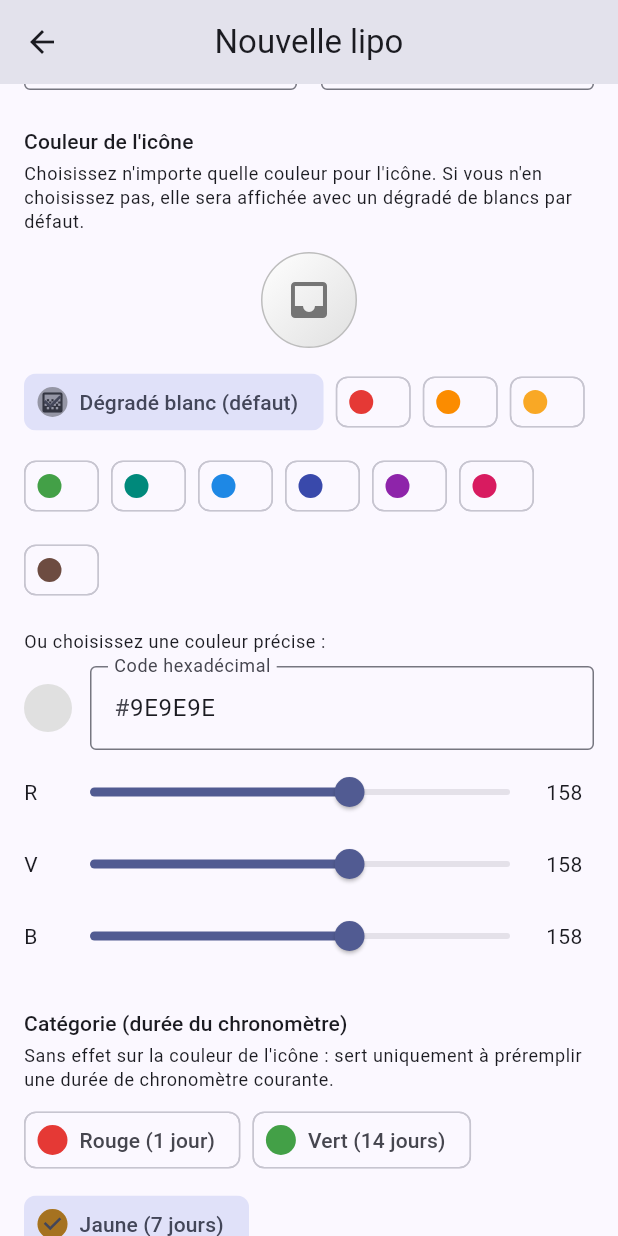
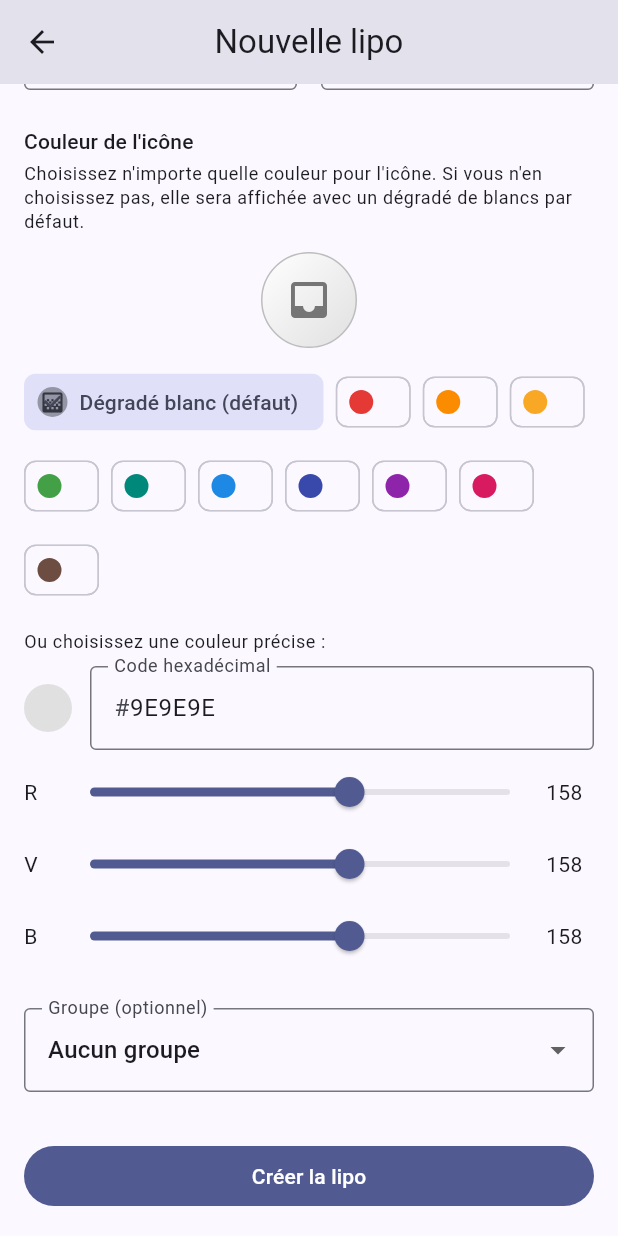
Before and after one commit to Antwhyno/TiTor, a Flutter app: the AddEditBoxScreen screen opened directly, scrolled down 176 dp, on a phone screen of 412 x 824 dp. Run offline on Flutter 3.47's test engine with Material 3 defaults, Android fonts, the phone set to English and light mode, and no system bars; our stand-ins replace equatable, flutter_bloc, flutter_local_notifications, sqflite, timezone; accounts and stored records are empty.

Commit message:
Remplacer les 3 preselections rouge/jaune/vert par une seule (15 jours)
- BoxColorType n'a plus qu'une seule valeur (standard), duree par
  defaut = 15 jours. Les anciennes valeurs stockees (red/yellow/green)
  retombent proprement dessus via fromStorageValue
- Suppression du selecteur ColorPickerField (widget supprime) et de la
  section 'Categorie (duree du chronometre)' dans l'ecran de creation/
  edition et dans l'ecran de detail
- Suppression de l'evenement ChangeBoxColorRequested et de son handler
  dans BoxBloc, devenus inutiles
- La duree par defaut proposee a la creation d'une nouvelle lipo passe
  de 7 a 15 jours (toujours ajustable manuellement)

```diff
--- a/lib/blocs/box/box_event.dart
+++ b/lib/blocs/box/box_event.dart
@@ -70,21 +70,6 @@ class UpdateBoxRequested extends BoxEvent {
       <Object?>[boxId, name, icon, color, groupId, clearGroup, iconColor];
 }
 
-/// Demande le changement de couleur d'une lipo : recalcule
-/// automatiquement le chronomètre associé.
-class ChangeBoxColorRequested extends BoxEvent {
-  final String boxId;
-  final BoxColorType newColor;
-
-  const ChangeBoxColorRequested({
-    required this.boxId,
-    required this.newColor,
-  });
-
-  @override
-  List<Object?> get props => <Object?>[boxId, newColor];
-}
-
 /// Demande le changement de la couleur manuelle d'affichage d'une
 /// lipo (indépendante de la catégorie [BoxColorType] et de la durée
 /// du chronomètre). Ne modifie ni la durée, ni la date d'expiration.
--- a/lib/models/box_color_type.dart
+++ b/lib/models/box_color_type.dart
@@ -1,56 +1,27 @@
-import 'package:flutter/material.dart';
+/// Catégorie unique de durée par défaut du chronomètre d'une lipo.
+///
+/// Auparavant, trois couleurs (rouge/jaune/vert) proposaient chacune
+/// une durée différente. Il n'existe désormais plus qu'une seule
+/// catégorie, avec une durée par défaut de 15 jours. La durée réelle
+/// du chronomètre peut toujours être ajustée manuellement (jours /
+/// heures) à la création ou à la modification d'une lipo.
+enum BoxColorType {
+  standard;
 
-/// Représente les trois couleurs possibles d'une lipo.
-/// Chaque couleur détermine la durée du chronomètre associé à la lipo.
-enum BoxColorType {
-  red,
-  green,
-  yellow; // Le point-virgule est obligatoire ici pour séparer les valeurs des membres.
-
-  /// Durée avant expiration du chronomètre, selon la couleur.
-  Duration get reminderDuration {
-    switch (this) {
-      case BoxColorType.red:
-        return const Duration(days: 1);
-      case BoxColorType.yellow:
-        return const Duration(days: 7);
-      case BoxColorType.green:
-        return const Duration(days: 14);
-    }
-  }
-
-  /// Couleur Material associée, utilisée pour l'affichage de la lipo.
-  Color get materialColor {
-    switch (this) {
-      case BoxColorType.red:
-        return const Color(0xFFE53935);
-      case BoxColorType.green:
-        return const Color(0xFF43A047);
-      case BoxColorType.yellow:
-        return const Color(0xFFF9A825);
-    }
-  }
-
-  /// Libellé français affiché dans l'interface, avec la durée associée.
-  String get label {
-    switch (this) {
-      case BoxColorType.red:
-        return 'Rouge (1 jour)';
-      case BoxColorType.green:
-        return 'Vert (14 jours)';
-      case BoxColorType.yellow:
-        return 'Jaune (7 jours)';
-    }
-  }
+  /// Durée par défaut avant expiration du chronomètre.
+  Duration get reminderDuration => const Duration(days: 15);
 
   /// Valeur technique stockée en base de données.
   String get storageValue => name;
 
-  /// Reconstruit un [BoxColorType] à partir de sa valeur stockée (gestion défensive).
+  /// Reconstruit un [BoxColorType] à partir de sa valeur stockée
+  /// (gestion défensive : toute ancienne valeur inconnue — par
+  /// exemple 'red', 'yellow' ou 'green' d'une version antérieure de
+  /// l'application — retombe sur la catégorie unique actuelle).
   static BoxColorType fromStorageValue(String? value) {
     return BoxColorType.values.firstWhere(
       (BoxColorType type) => type.storageValue == value,
-      orElse: () => BoxColorType.yellow,
+      orElse: () => BoxColorType.standard,
     );
   }
 }
--- a/lib/models/box_model.dart
+++ b/lib/models/box_model.dart
@@ -125,7 +125,7 @@ class BoxModel {
   /// Couleur de fond à afficher pour cette lipo (carte, panneau...).
   ///
   /// Ne concerne pas la couleur de l'icône, qui reste toujours celle
-  /// choisie à la création ([color.materialColor]). Si l'utilisateur a
+  /// choisie à la création ([iconColor]). Si l'utilisateur a
   /// choisi une couleur de fond manuellement, celle-ci est utilisée
   /// telle quelle. Sinon, la couleur est calculée automatiquement :
   /// plus la lipo approche de sa date d'expiration (recharge à venir),
--- a/lib/screens/add_edit_box_screen.dart
+++ b/lib/screens/add_edit_box_screen.dart
@@ -9,7 +9,6 @@ import '../blocs/group/group_state.dart';
 import '../models/box_color_type.dart';
 import '../models/box_group_model.dart';
 import '../models/box_model.dart';
-import '../widgets/color_picker_field.dart';
 import '../widgets/group_selector_field.dart';
 import '../widgets/icon_color_picker_field.dart';
 
@@ -40,7 +39,7 @@ class _AddEditBoxScreenState extends State<AddEditBoxScreen> {
     final BoxModel? box = widget.existingBox;
     _nameController = TextEditingController(text: box?.name ?? '');
     _selectedIcon = box?.icon ?? Icons.inbox;
-    _selectedColor = box?.color ?? BoxColorType.yellow;
+    _selectedColor = box?.color ?? BoxColorType.standard;
     _selectedIconColor = box?.iconColor;
     _selectedGroupId = box?.groupId;
 
@@ -54,8 +53,9 @@ class _AddEditBoxScreenState extends State<AddEditBoxScreen> {
         text: (absolute.inHours % 24).toString(),
       );
     } else {
-      // Valeurs par défaut pour une nouvelle lipo (ex: 7 jours, 0 heure)
-      _daysController = TextEditingController(text: '7');
+      // Valeur par défaut pour une nouvelle lipo : 15 jours (durée
+      // unique par défaut, ajustable manuellement ci-dessous).
+      _daysController = TextEditingController(text: '15');
       _hoursController = TextEditingController(text: '0');
     }
   }
@@ -236,25 +236,6 @@ class _AddEditBoxScreenState extends State<AddEditBoxScreen> {
                   },
                 ),
                 const SizedBox(height: 24),
-
-                Text(
-                  'Catégorie (durée du chronomètre)',
-                  style: Theme.of(context).textTheme.titleSmall,
-                ),
-                const SizedBox(height: 4),
-                Text(
-                  'Sans effet sur la couleur de l\'icône : sert uniquement '
-                  'à préremplir une durée de chronomètre courante.',
-                  style: Theme.of(context).textTheme.bodySmall,
-                ),
-                const SizedBox(height: 8),
-                ColorPickerField(
-                  selected: _selectedColor,
-                  onChanged: (BoxColorType color) {
-                    setState(() => _selectedColor = color);
-                  },
-                ),
-                const SizedBox(height: 24),
                 GroupSelectorField(
                   groups: groups,
                   selectedGroupId: _selectedGroupId,
--- a/lib/widgets/color_picker_field.dart
+++ /dev/null
@@ -1,37 +0,0 @@
-import 'package:flutter/material.dart';
-
-import '../models/box_color_type.dart';
-
-/// Sélecteur des trois couleurs disponibles pour une lipo, sous
-/// forme de puces (chips) indiquant la durée du chronomètre associée.
-class ColorPickerField extends StatelessWidget {
-  final BoxColorType selected;
-  final ValueChanged<BoxColorType> onChanged;
-
-  const ColorPickerField({
-    super.key,
-    required this.selected,
-    required this.onChanged,
-  });
-
-  @override
-  Widget build(BuildContext context) {
-    return Wrap(
-      spacing: 8,
-      runSpacing: 8,
-      children: BoxColorType.values.map((BoxColorType type) {
-        final bool isSelected = type == selected;
-        return ChoiceChip(
-          label: Text(type.label),
-          selected: isSelected,
-          avatar: CircleAvatar(backgroundColor: type.materialColor),
-          onSelected: (bool value) {
-            if (value) {
-              onChanged(type);
-            }
-          },
-        );
-      }).toList(growable: false),
-    );
-  }
-}
--- a/lib/widgets/icon_color_picker_field.dart
+++ b/lib/widgets/icon_color_picker_field.dart
@@ -2,8 +2,7 @@ import 'package:flutter/material.dart';
 
 /// Sélecteur de couleur libre pour l'icône d'une lipo.
 ///
-/// Contrairement à [ColorPickerField] (qui ne propose que trois
-/// couleurs liées à la durée du chronomètre), ce sélecteur permet de
+/// Contrairement à un sélecteur à choix limité, ce sélecteur permet de
 /// choisir n'importe quelle couleur pour l'icône : quelques teintes
 /// rapides, un code couleur hexadécimal, ou des curseurs rouge/vert/
 /// bleu. Ne rien choisir laisse l'icône avec un dégradé de blancs par
```
Also changed, not shown: lib/blocs/box/box_bloc.dart (+0 -37 lines), lib/screens/box_detail_screen.dart (+0 -28 lines).
